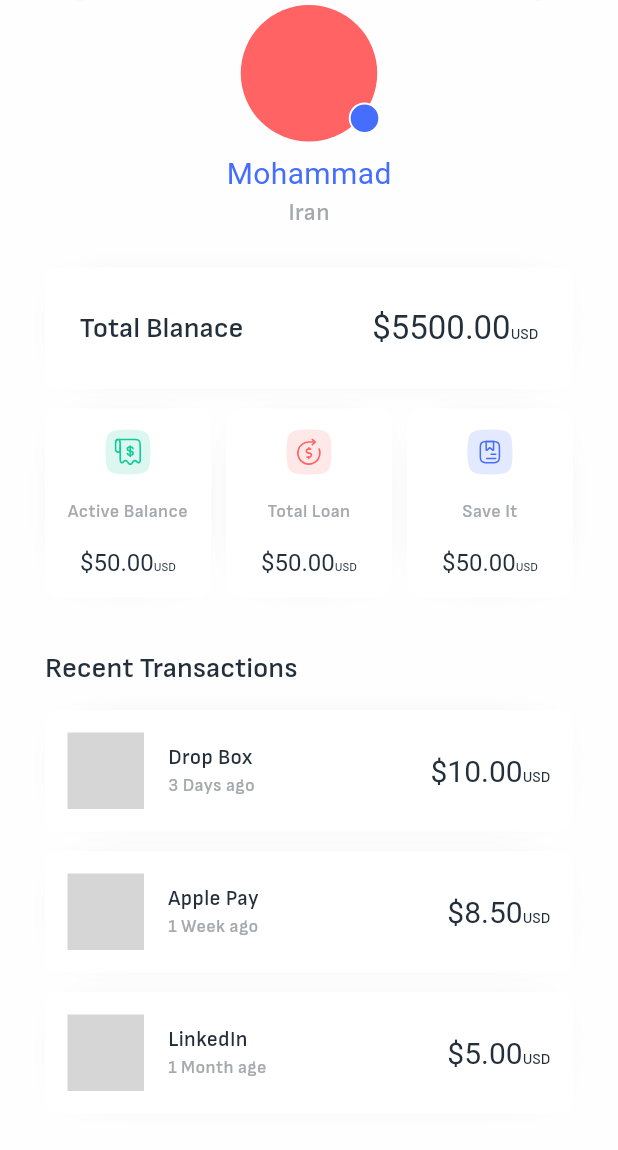
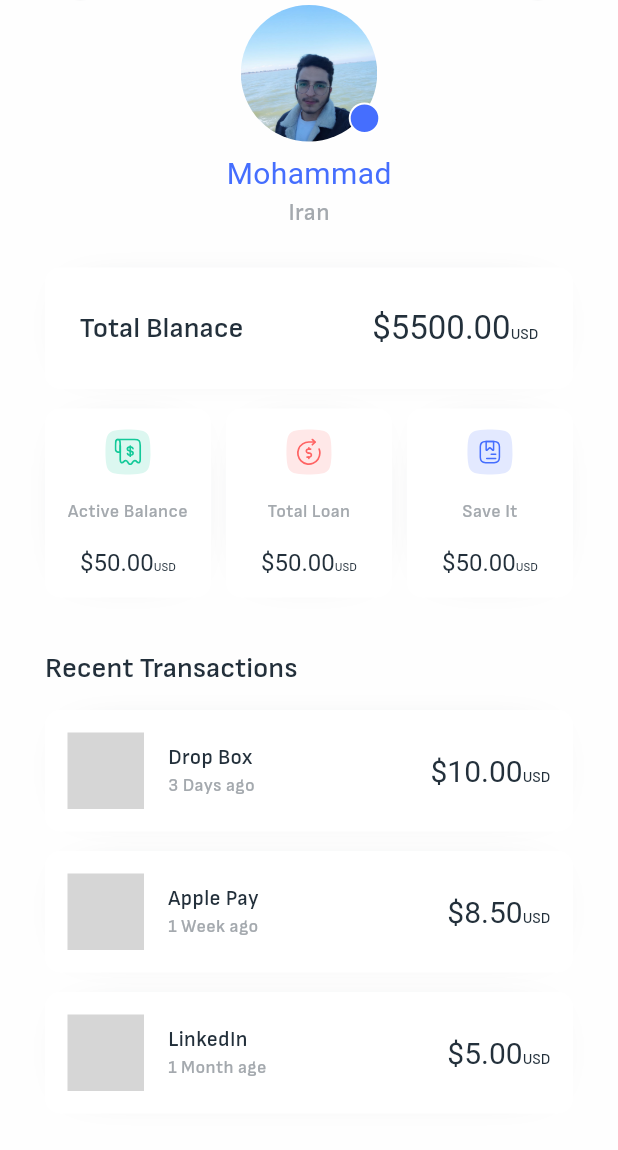
Before and after one commit to Mohammad-Nikmard/Fintech, a Flutter app: the ProfileScreen screen opened directly with empty values, on a phone screen of 412 x 824 dp, the part 85-1235 px from its top. Run offline on Flutter 3.47's test engine with Material 3 defaults, Android fonts, the phone set to English and light mode, and no system bars; our stand-ins replace flutter_svg, flutter_switch, get_it; Roboto replaces fonts that are missing (SB); project files that could hold a hidden picture were left out; grey boxes are pictures that could not be loaded.

Commit message:
feat: add picture of profile in app

```diff
--- a/lib/main.dart
+++ b/lib/main.dart
@@ -1,6 +1,6 @@
 import 'package:fintech/DI/service_locator.dart';
 import 'package:fintech/theme/light_theme.dart';
-import 'package:fintech/ui/notification_screen.dart';
+import 'package:fintech/ui/manage_profile_screen.dart';
 import 'package:flutter/material.dart';
 
 void main() {
@@ -16,7 +16,7 @@ class MyApp extends StatelessWidget {
   Widget build(BuildContext context) {
     return MaterialApp(
       debugShowCheckedModeBanner: false,
-      home: NotificationScreen(
+      home: ManageProfileScreen(
         mediaQuery: locator.get(),
       ),
       theme: lightTheme,
--- a/lib/ui/manage_profile_screen.dart
+++ b/lib/ui/manage_profile_screen.dart
@@ -34,7 +34,10 @@ class ManageProfileScreen extends StatelessWidget {
                           width: 91,
                           decoration: const BoxDecoration(
                             shape: BoxShape.circle,
-                            color: AppColor.redDark,
+                            image: DecorationImage(
+                              image: AssetImage('assets/images/my_photo.jpg'),
+                              fit: BoxFit.cover,
+                            ),
                           ),
                         ),
                         Positioned(
--- a/lib/ui/profile_screen.dart
+++ b/lib/ui/profile_screen.dart
@@ -128,7 +128,10 @@ class _ProfileHeader extends StatelessWidget {
               width: 91,
               decoration: const BoxDecoration(
                 shape: BoxShape.circle,
-                color: AppColor.redDark,
+                image: DecorationImage(
+                  image: AssetImage('assets/images/my_photo.jpg'),
+                  fit: BoxFit.cover,
+                ),
               ),
             ),
             Positioned(
--- a/lib/util/notifications_enum.dart
+++ b/lib/util/notifications_enum.dart
@@ -18,7 +18,11 @@ Widget notifWidget(
   switch (type) {
     case NotificationEnum.receivedPayment:
       return ReceiveNotif(
-          amount: amount, picture: picture, sender: senderOrneedy);
+        amount: amount,
+        picture: picture,
+        sender: senderOrneedy,
+        mediaQuery: mediaQuery,
+      );
 
     case NotificationEnum.paymentRequest:
       return RequestNotif(
--- a/lib/widget/custom_appbar.dart
+++ b/lib/widget/custom_appbar.dart
@@ -9,10 +9,12 @@ class CustomAppbar extends StatelessWidget {
     required this.title,
     required this.leftIcon,
     required this.rightIcon,
+    this.isProfile = false,
   });
   final String title;
   final String leftIcon;
   final String rightIcon;
+  final bool isProfile;
 
   @override
   Widget build(BuildContext context) {
@@ -52,6 +54,7 @@ class CustomAppbar extends StatelessWidget {
             color: AppColor.blackColor,
           ),
         ),
+        if (!isProfile) ...{
           ClipRRect(
             borderRadius: const BorderRadius.all(
               Radius.circular(50),
@@ -77,6 +80,28 @@ class CustomAppbar extends StatelessWidget {
               ),
             ),
           ),
+        } else ...{
+          ClipRRect(
+            borderRadius: const BorderRadius.all(
+              Radius.circular(50),
+            ),
+            child: ColoredBox(
+              color: const Color(0xffe8e9eb),
+              child: SizedBox(
+                height: 47,
+                width: 47,
+                child: FittedBox(
+                  fit: BoxFit.cover,
+                  child: Image(
+                    image: AssetImage(
+                      'assets/images/$rightIcon',
+                    ),
+                  ),
+                ),
+              ),
+            ),
+          ),
+        }
       ],
     );
   }
```
Also changed, not shown: lib/ui/notification_screen.dart (+7 -6 lines), lib/widget/custom_notif.dart (+57 -11 lines), assets/images/my_photo.jpg (added), assets/images/randomP-1.jpg (added), assets/images/randomP-2.jpg (added), assets/images/randomP-3.jpg (added), assets/images/randomP-4.jpg (added). Lines whose indentation alone changed are shown as unchanged.
